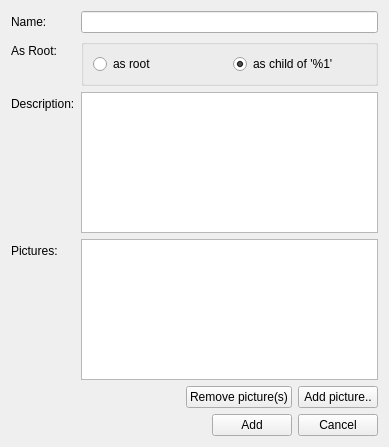
The window that client/uiforms/feature_add.ui (Wolframe/configurator) describes before a commit, drawn with Qt 5.
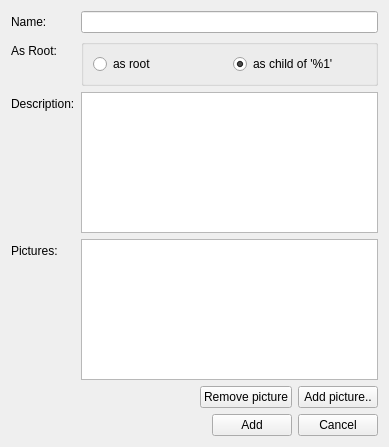
The same window after the commit. Icons and pictures are not drawn.

```diff
--- a/client/uiforms/feature_add.ui
+++ b/client/uiforms/feature_add.ui
@@ -158,7 +158,7 @@
      <item>
       <widget class="QPushButton" name="exclude_pictures">
        <property name="text">
-        <string>Remove picture(s)</string>
+        <string>Remove picture</string>
        </property>
        <property name="datasignal:clicked" stdset="0">
         <string>exclude_picture@main.pictures</string>
```
Left out of the diff: 9 changed lines with no effect on the pictures.
